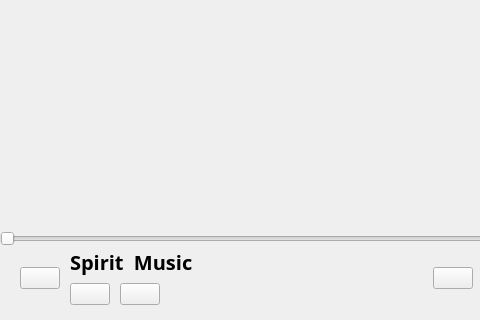
Above: NormalPlayer.ui from dumpling52Hertz/musicplayer before the change; both pictures show x 0 to 480 and y 201 to 521 of the 1005 by 521 pixel window. Below: the same form after it.
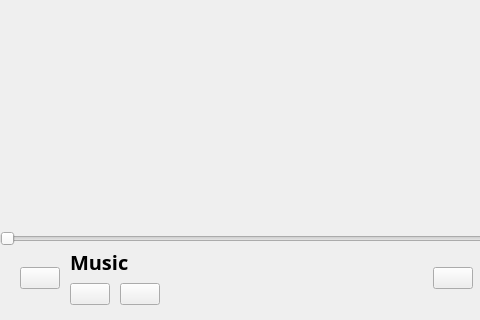
That is the form after the change. Icons and pictures are not drawn.

Patch:
```diff
--- a/NormalPlayer.ui
+++ b/NormalPlayer.ui
@@ -144,7 +144,7 @@
             </font>
            </property>
            <property name="text">
-            <string>Spirit  Music</string>
+            <string>Music</string>
            </property>
           </widget>
          </item>
```
Left out of the diff: 28 changed lines with no effect on the pictures.
